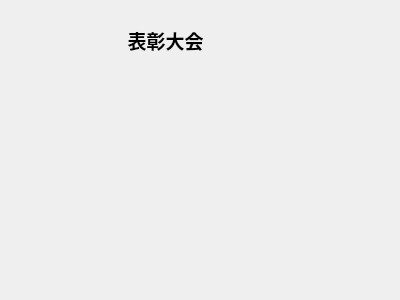
Old version of the form pages/NoticeDisplay.ui in the repository wps139hf/app.
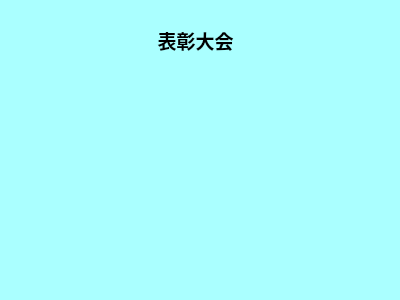
New version of the form.

Patch:
```diff
--- a/pages/NoticeDisplay.ui
+++ b/pages/NoticeDisplay.ui
@@ -21,10 +21,13 @@
   <property name="windowTitle">
    <string>Form</string>
   </property>
+  <property name="styleSheet">
+   <string notr="true">background-color: rgb(170, 255, 255);</string>
+  </property>
   <widget class="QLabel" name="label">
    <property name="geometry">
     <rect>
-     <x>100</x>
+     <x>130</x>
      <y>10</y>
      <width>131</width>
      <height>61</height>
```
